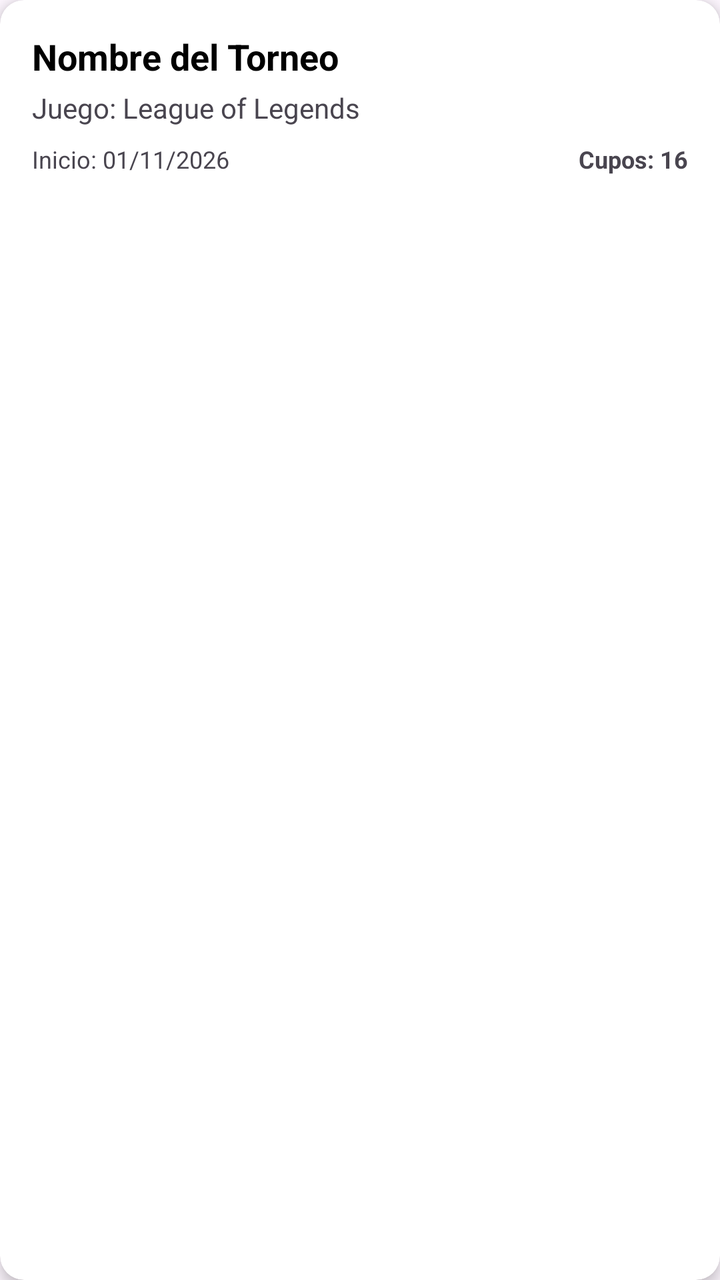
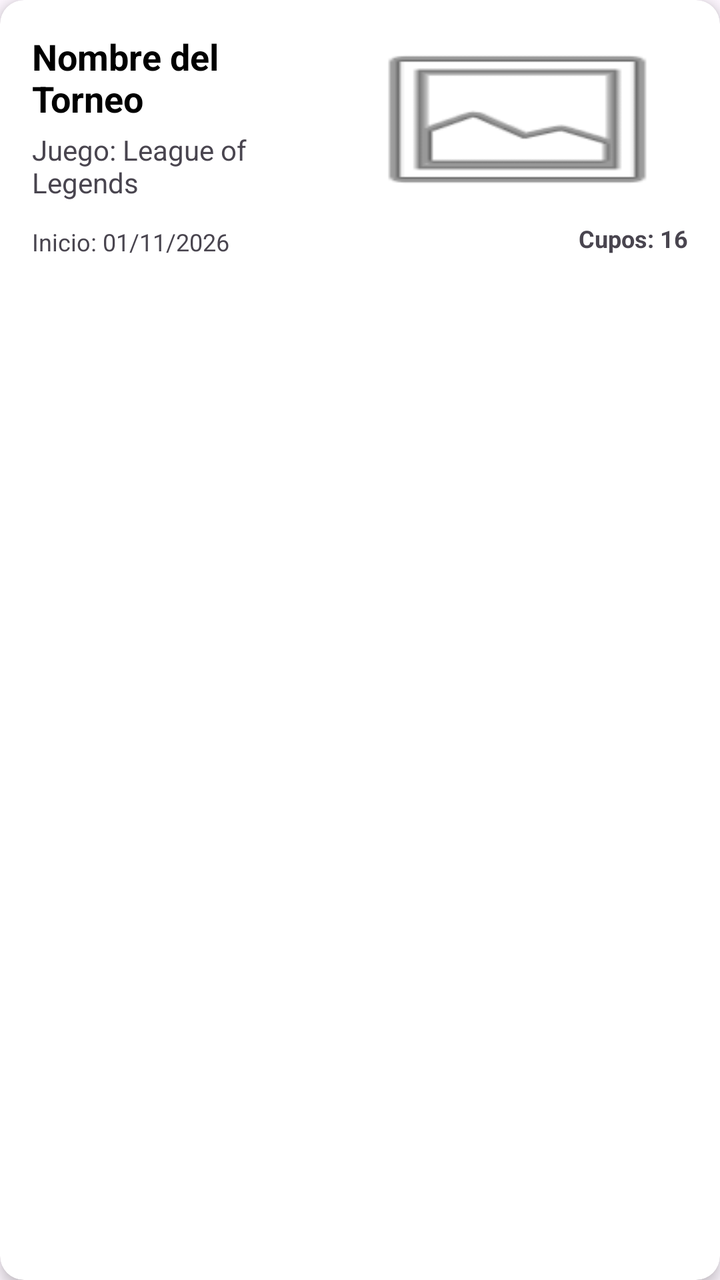

Before-and-after screenshots of an Android layout around one commit, followed by the original layout XML and the change that was made.
<!-- AndroidManifest.xml: application theme Theme.AdministracionDeTornerosElectronicos -->
<!-- res/layout/item_torneo.xml -->
<?xml version="1.0" encoding="utf-8"?>
<androidx.cardview.widget.CardView xmlns:android="http://schemas.android.com/apk/res/android"
    xmlns:app="http://schemas.android.com/apk/res-auto"
    android:layout_width="match_parent"
    android:layout_height="wrap_content"
    android:layout_marginHorizontal="16dp"
    android:layout_marginVertical="8dp"
    app:cardCornerRadius="12dp"
    app:cardElevation="4dp">

    <LinearLayout
        android:layout_width="match_parent"
        android:layout_height="wrap_content"
        android:orientation="vertical"
        android:padding="16dp">

        <TextView
            android:id="@+id/tvNombreTorneoItem"
            android:layout_width="match_parent"
            android:layout_height="wrap_content"
            android:text="Nombre del Torneo"
            android:textColor="@color/black"
            android:textSize="18sp"
            android:textStyle="bold" />

        <TextView
            android:id="@+id/tvJuegoTorneoItem"
            android:layout_width="match_parent"
            android:layout_height="wrap_content"
            android:layout_marginTop="4dp"
            android:text="Juego: League of Legends" />

        <LinearLayout
            android:layout_width="match_parent"
            android:layout_height="wrap_content"
            android:layout_marginTop="8dp"
            android:orientation="horizontal">

            <TextView
                android:id="@+id/tvFechaInicioItem"
                android:layout_width="0dp"
                android:layout_height="wrap_content"
                android:layout_weight="1"
                android:text="Inicio: 01/11/2026"
                android:textSize="12sp" />

            <TextView
                android:id="@+id/tvCuposItem"
                android:layout_width="wrap_content"
                android:layout_height="wrap_content"
                android:text="Cupos: 16"
                android:textSize="12sp"
                android:textStyle="bold" />
        </LinearLayout>
    </LinearLayout>
</androidx.cardview.widget.CardView>
<!-- resources referenced by this layout -->
<resources>
  <color name="black">#FF000000</color>
  <style name="Theme.AdministracionDeTornerosElectronicos" parent="Base.Theme.AdministracionDeTornerosElectronicos" />
  <style name="Base.Theme.AdministracionDeTornerosElectronicos" parent="Theme.Material3.DayNight.NoActionBar">
          
          
      </style>
</resources>

<!-- the commit's change to res/layout/item_torneo.xml (unified diff, before → after) -->
@@ -8,49 +8,78 @@
     app:cardCornerRadius="12dp"
     app:cardElevation="4dp">
 
-    <LinearLayout
+    <androidx.constraintlayout.widget.ConstraintLayout
         android:layout_width="match_parent"
         android:layout_height="wrap_content"
-        android:orientation="vertical"
         android:padding="16dp">
+
+        <androidx.constraintlayout.widget.Guideline
+            android:id="@+id/guidelineTrofeo"
+            android:layout_width="wrap_content"
+            android:layout_height="wrap_content"
+            android:orientation="vertical"
+            app:layout_constraintGuide_percent="0.48" />
 
         <TextView
             android:id="@+id/tvNombreTorneoItem"
-            android:layout_width="match_parent"
+            android:layout_width="0dp"
             android:layout_height="wrap_content"
+            android:layout_marginEnd="12dp"
             android:text="Nombre del Torneo"
             android:textColor="@color/black"
             android:textSize="18sp"
-            android:textStyle="bold" />
+            android:textStyle="bold"
+            app:layout_constraintEnd_toStartOf="@+id/guidelineTrofeo"
+            app:layout_constraintStart_toStartOf="parent"
+            app:layout_constraintTop_toTopOf="parent" />
 
         <TextView
             android:id="@+id/tvJuegoTorneoItem"
-            android:layout_width="match_parent"
+            android:layout_width="0dp"
             android:layout_height="wrap_content"
             android:layout_marginTop="4dp"
-            android:text="Juego: League of Legends" />
+            android:layout_marginEnd="12dp"
+            android:text="Juego: League of Legends"
+            app:layout_constraintEnd_toStartOf="@+id/guidelineTrofeo"
+            app:layout_constraintStart_toStartOf="parent"
+            app:layout_constraintTop_toBottomOf="@+id/tvNombreTorneoItem" />
 
-        <LinearLayout
-            android:layout_width="match_parent"
+        <ImageView
+            android:id="@+id/ivTrofeoItem"
+            android:layout_width="0dp"
+            android:layout_height="84dp"
+            android:contentDescription="Trofeo del torneo"
+            android:scaleType="fitXY"
+            android:src="@android:drawable/ic_menu_gallery"
+            app:layout_constraintBottom_toTopOf="@+id/tvCuposItem"
+            app:layout_constraintEnd_toEndOf="parent"
+            app:layout_constraintStart_toStartOf="@+id/guidelineTrofeo"
+            app:layout_constraintTop_toTopOf="parent" />
+
+        <TextView
+            android:id="@+id/tvFechaInicioItem"
+            android:layout_width="0dp"
+            android:layout_height="wrap_content"
+            android:layout_marginTop="12dp"
+            android:layout_marginEnd="12dp"
+            android:text="Inicio: 01/11/2026"
+            android:textSize="12sp"
+            app:layout_constraintBottom_toBottomOf="parent"
+            app:layout_constraintEnd_toStartOf="@+id/guidelineTrofeo"
+            app:layout_constraintStart_toStartOf="parent"
+            app:layout_constraintTop_toBottomOf="@+id/tvJuegoTorneoItem" />
+
+        <TextView
+            android:id="@+id/tvCuposItem"
+            android:layout_width="wrap_content"
             android:layout_height="wrap_content"
             android:layout_marginTop="8dp"
-            android:orientation="horizontal">
+            android:text="Cupos: 16"
+            android:textSize="12sp"
+            android:textStyle="bold"
+            app:layout_constraintBottom_toBottomOf="parent"
+            app:layout_constraintEnd_toEndOf="parent"
+            app:layout_constraintTop_toBottomOf="@+id/ivTrofeoItem" />
 
-            <TextView
-                android:id="@+id/tvFechaInicioItem"
-                android:layout_width="0dp"
-                android:layout_height="wrap_content"
-                android:layout_weight="1"
-                android:text="Inicio: 01/11/2026"
-                android:textSize="12sp" />
-
-            <TextView
-                android:id="@+id/tvCuposItem"
-                android:layout_width="wrap_content"
-                android:layout_height="wrap_content"
-                android:text="Cupos: 16"
-                android:textSize="12sp"
-                android:textStyle="bold" />
-        </LinearLayout>
-    </LinearLayout>
+    </androidx.constraintlayout.widget.ConstraintLayout>
 </androidx.cardview.widget.CardView>
